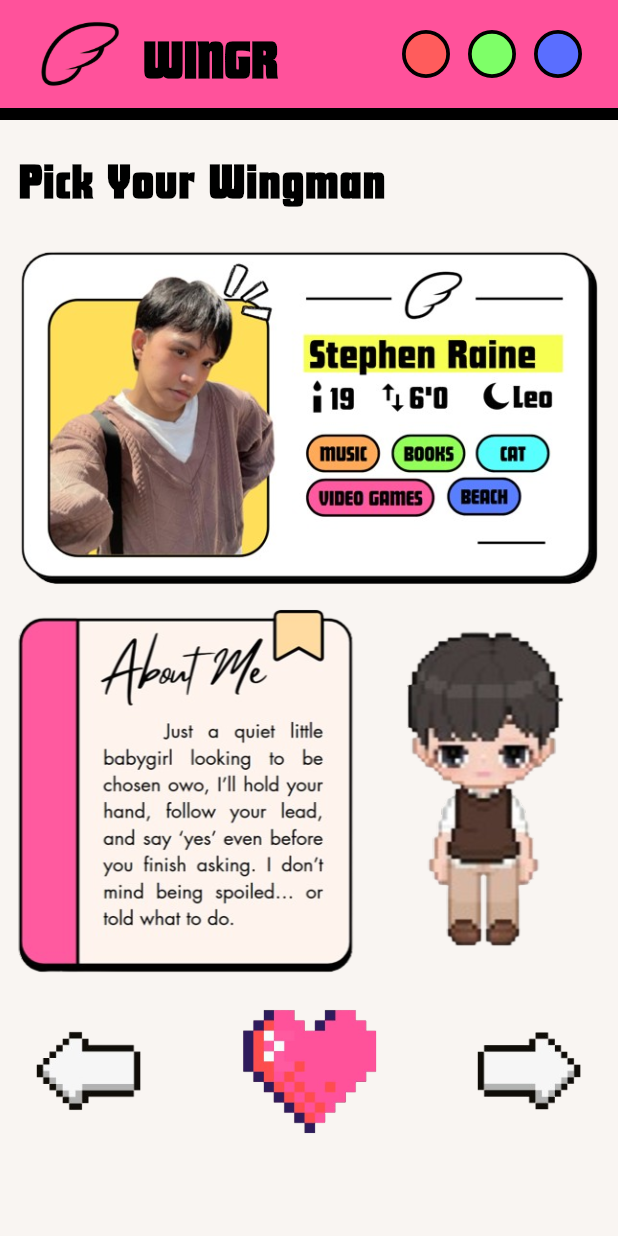
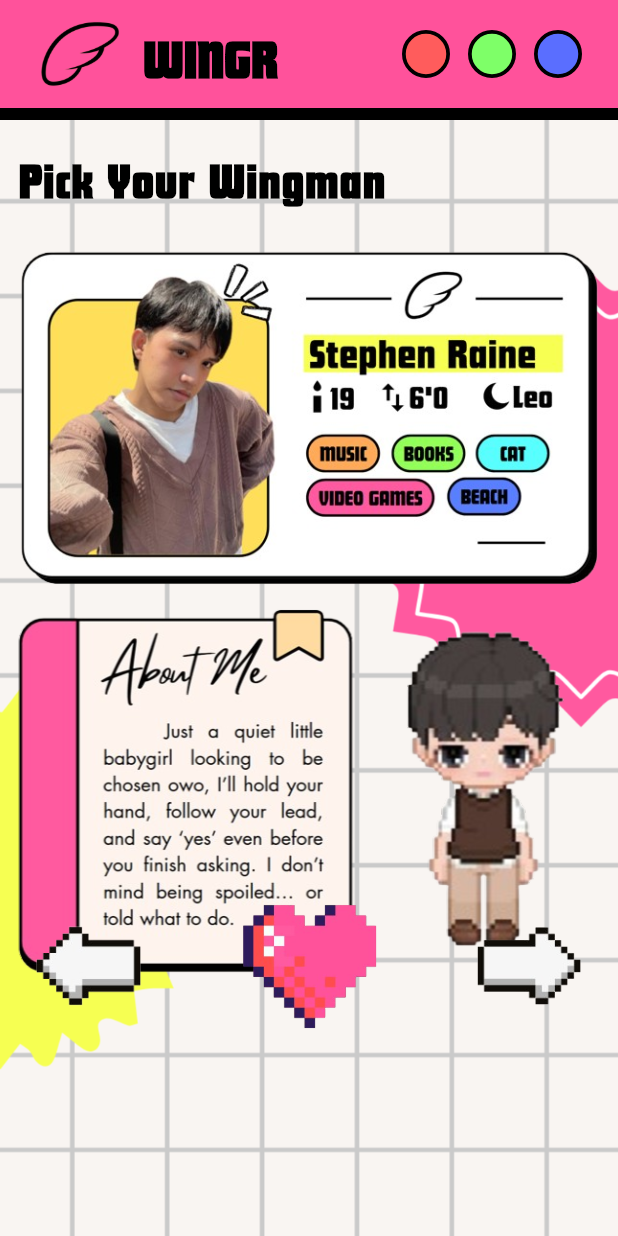
Before and after one commit to stephenrn/WINGR-Rent-A-Boyfriend-App, a Flutter app: the HomePage screen opened directly with empty values, on a phone screen of 412 x 824 dp. Run offline on Flutter 3.47's test engine with Material 3 defaults, Android fonts, the light colour scheme and no system bars; our stand-ins replace shared_preferences; accounts and stored records are empty.

```diff
--- a/lib/home_page.dart
+++ b/lib/home_page.dart
@@ -33,9 +33,13 @@ class _HomePageState extends State<HomePage> {
   // Current profile index
   int _currentIndex = 0;
 
+  // Track navigation direction for animation
+  bool _isNavigatingForward = true;
+
   // Navigate to the next profile
   void _nextProfile() {
     setState(() {
+      _isNavigatingForward = true;  // Set direction for animation
       if (_currentIndex < _profiles.length - 1) {
         _currentIndex++;
       } else {
@@ -47,6 +51,7 @@ class _HomePageState extends State<HomePage> {
   // Navigate to the previous profile
   void _previousProfile() {
     setState(() {
+      _isNavigatingForward = false;  // Set direction for animation
       if (_currentIndex > 0) {
         _currentIndex--;
       } else {
@@ -61,7 +66,9 @@ class _HomePageState extends State<HomePage> {
     final currentProfile = _profiles[_currentIndex];
 
     return Scaffold(
+      // Use a solid color background as fallback for the missing image
       backgroundColor: const Color(0xFFF9F5F2),
+      // Use decoration container for appBar to maintain its styling
       appBar: PreferredSize(
         preferredSize: const Size.fromHeight(80.0),
         child: Container(
@@ -148,9 +155,19 @@ class _HomePageState extends State<HomePage> {
         ),
       ),
 
+      // Replace Container with background image with a safer implementation
       body: Stack(
         children: [
-          // Main content area with profile cards
+          // Background layer - Try to load image but fallback to solid color
+          Container(
+            decoration: BoxDecoration(
+              // Use a solid color that matches your app's theme
+              color: const Color(0xFFF9F5F2),
+              image: _tryLoadBackgroundImage(),
+            ),
+          ),
+
+          // Main content container
           Padding(
             padding: const EdgeInsets.symmetric(horizontal: 12.0, vertical: 16.0),
             child: SingleChildScrollView(
@@ -173,11 +190,23 @@ class _HomePageState extends State<HomePage> {
 
                   const SizedBox(height: 24),
 
-                  // Profile card image - with animation
+                  // Profile card image with slide animation
                   AnimatedSwitcher(
                     duration: const Duration(milliseconds: 300),
                     transitionBuilder: (Widget child, Animation<double> animation) {
-                      return FadeTransition(opacity: animation, child: child);
+                      // Slide animation based on navigation direction
+                      return SlideTransition(
+                        position: Tween<Offset>(
+                          begin: _isNavigatingForward
+                              ? const Offset(1.0, 0.0)  // Right to left
+                              : const Offset(-1.0, 0.0), // Left to right
+                          end: Offset.zero,
+                        ).animate(CurvedAnimation(
+                          parent: animation,
+                          curve: Curves.easeInOut,
+                        )),
+                        child: child,
+                      );
                     },
                     child: Container(
                       key: ValueKey<String>(currentProfile['card']!),
@@ -194,11 +223,23 @@ class _HomePageState extends State<HomePage> {
 
                   const SizedBox(height: 16),
 
-                  // Profile about image - with animation
+                  // Profile about image with slide animation
                   AnimatedSwitcher(
                     duration: const Duration(milliseconds: 300),
                     transitionBuilder: (Widget child, Animation<double> animation) {
-                      return FadeTransition(opacity: animation, child: child);
+                      // Slide animation based on navigation direction
+                      return SlideTransition(
+                        position: Tween<Offset>(
+                          begin: _isNavigatingForward
+                              ? const Offset(1.0, 0.0)  // Right to left
+                              : const Offset(-1.0, 0.0), // Left to right
+                          end: Offset.zero,
+                        ).animate(CurvedAnimation(
+                          parent: animation,
+                          curve: Curves.easeInOut,
+                        )),
+                        child: child,
+                      );
                     },
                     child: Container(
                       key: ValueKey<String>(currentProfile['about']!),
@@ -224,7 +265,7 @@ class _HomePageState extends State<HomePage> {
           Positioned(
             left: 0,
             right: 0,
-            bottom: 60,
+            bottom: 130,
             child: Padding(
               padding: const EdgeInsets.symmetric(horizontal: 24.0),
               child: Row(
@@ -287,6 +328,19 @@ class _HomePageState extends State<HomePage> {
     );
   }
 
+  // Try to load the background image but handle error gracefully
+  DecorationImage? _tryLoadBackgroundImage() {
+    try {
+      return const DecorationImage(
+        image: AssetImage('images/picker_background.png'),
+        fit: BoxFit.cover,
+      );
+    } catch (e) {
+      // Return null if the image can't be loaded
+      return null;
+    }
+  }
+
   // Custom pixelated button
   Widget _buildPixelatedButton({required IconData icon, required VoidCallback onPressed}) {
     return GestureDetector(
--- a/pubspec.yaml
+++ b/pubspec.yaml
@@ -69,6 +69,7 @@ flutter:
     - images/jeff_about.png
     - images/dave_card.png      # Add Dave's images
     - images/dave_about.png
+    - images/picker_background.png  # Add the background image
 
   # An image asset can refer to one or more resolution-specific "variants", see
   # https://flutter.dev/to/resolution-aware-images
```
Also changed, not shown: images/picker_background.png (added).
